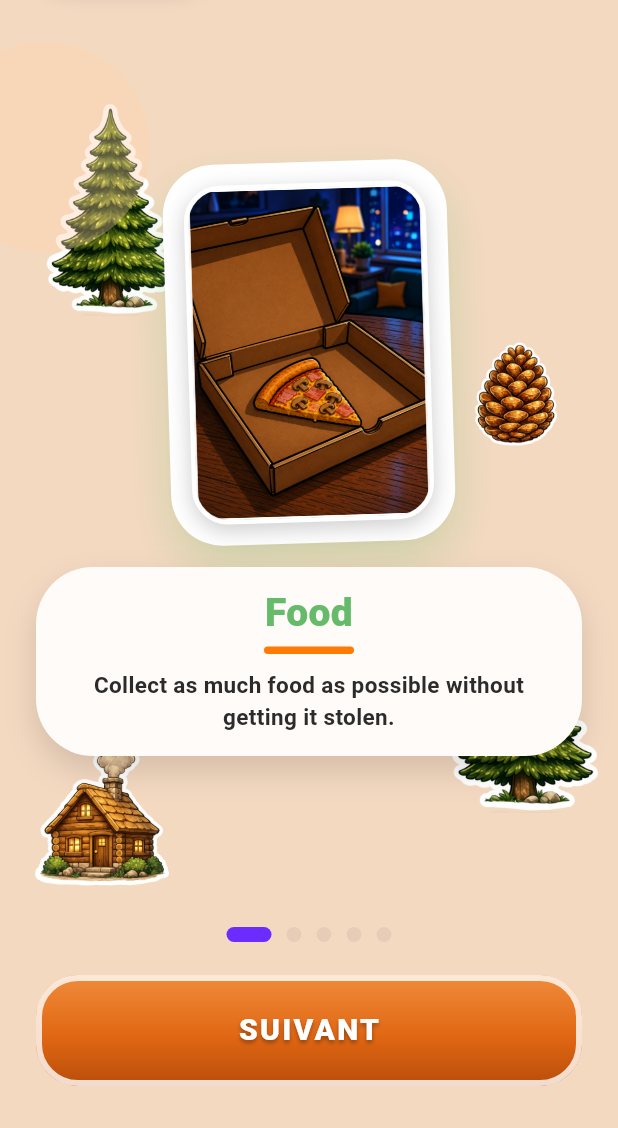
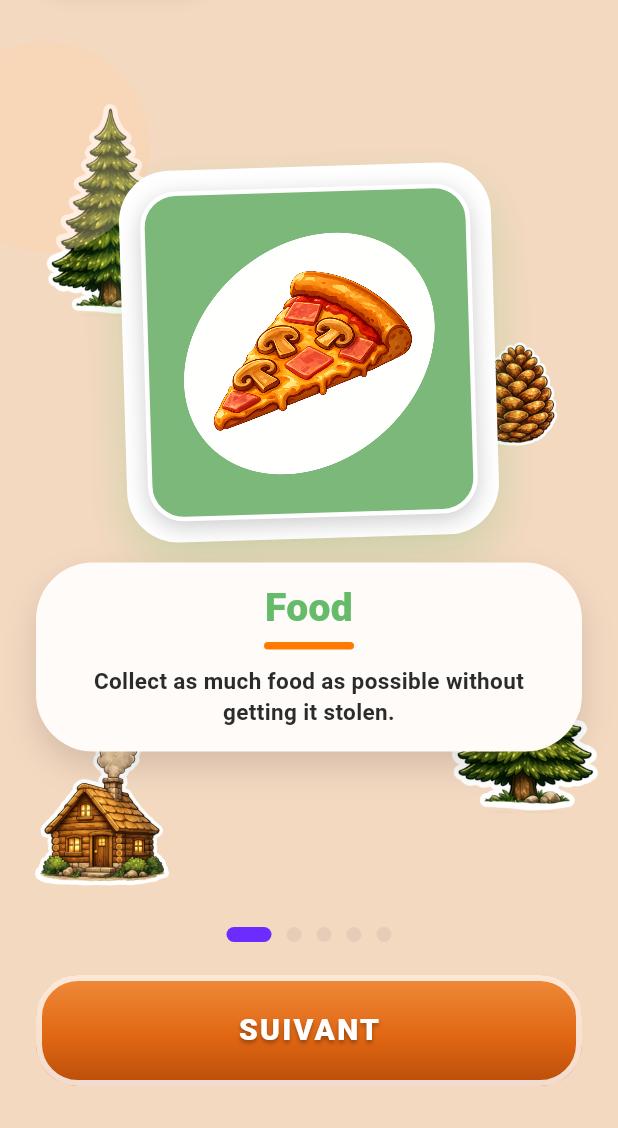
Before and after one commit to Papadrien/Racoon-bandit, a Flutter app: the GameScreen screen opened by its route, on a phone screen of 412 x 824 dp, the part 108-1236 px from its top. Run offline on Flutter 3.47's test engine with Material 3 defaults, Android fonts, the light colour scheme and no system bars; our stand-ins replace audioplayers, firebase_analytics, firebase_core, google_mobile_ads, shared_preferences, wakelock_plus; accounts and stored records are empty; generated files the repository leaves out were written again.

Commit message:
front cards

```diff
--- a/lib/core/constants/app_assets.dart
+++ b/lib/core/constants/app_assets.dart
@@ -1,7 +1,40 @@
 import 'package:flutter/material.dart';
+
+import '../models/card_type.dart';
 
 class AppAssets {
   AppAssets._();
+
+  // ── Faces avant de cartes ────────────────────────────────────────────────
+  static const cardFrontFood       = 'assets/images/icon_food.png';
+  static const cardFrontTrash      = 'assets/images/icon_trash.png';
+  static const cardFrontRaccoon    = 'assets/images/card_front_raccoon.png';
+  static const cardFrontPince      = 'assets/images/card_front_pince.png';
+  static const cardFrontVacuum     = 'assets/images/card_front_vacuum.png';
+  static const cardFrontBanquet    = 'assets/images/card_front_banquet.png';
+  static const cardFrontBabyRaccoon = 'assets/images/card_front_baby_raccoon.png';
+
+  /// Chemin de l'icône sticker pour une face avant de carte.
+  static String cardFrontIcon(CardType type) => switch (type) {
+    CardType.food        => cardFrontFood,
+    CardType.trash       => cardFrontTrash,
+    CardType.raccoon     => cardFrontRaccoon,
+    CardType.pince       => cardFrontPince,
+    CardType.vacuum      => cardFrontVacuum,
+    CardType.banquet     => cardFrontBanquet,
+    CardType.babyRaccoon => cardFrontBabyRaccoon,
+  };
+
+  /// Couleur de fond unique pour chaque face avant de carte.
+  static Color cardFrontColor(CardType type) => switch (type) {
+    CardType.food        => const Color(0xFF7CB87A),
+    CardType.trash       => const Color(0xFF78909C),
+    CardType.raccoon     => const Color(0xFFFFAB40),
+    CardType.pince       => const Color(0xFF7C4DFF),
+    CardType.vacuum      => const Color(0xFF29B6F6),
+    CardType.banquet     => const Color(0xFFEF5350),
+    CardType.babyRaccoon => const Color(0xFFBA68C8),
+  };
 
   // ── Dos de cartes (assets définitifs) ───────────────────────────────────
   static const cardBackPurple = 'assets/images/cards/card_back_purple.png';
--- a/lib/features/onboarding/onboarding_slide.dart
+++ b/lib/features/onboarding/onboarding_slide.dart
@@ -16,15 +16,19 @@ class OnboardingSlide {
     required this.cardColor,
     this.accentColor = const Color(0xFF7C4DFF),
     this.cardImageAsset,
+    this.cardFrontColor,
     this.iconWidget,
   });
 
   /// Emoji illustrant la slide (fallback si pas d'image).
   final String emoji;
 
-  /// Chemin asset de l'image de la face avant de la carte (optionnel).
-  /// Si renseigné, remplace l'emoji dans l'affichage onboarding.
+  /// Chemin asset de l'icône sticker (optionnel).
+  /// Si renseigné avec [cardFrontColor], affiche fond coloré + sticker centré.
   final String? cardImageAsset;
+
+  /// Couleur de fond pour le mode sticker (utilisé avec [cardImageAsset]).
+  final Color? cardFrontColor;
 
   /// Widget personnalisé à afficher dans la card (priorité sur image et emoji).
   final Widget? iconWidget;
@@ -51,7 +55,8 @@ class OnboardingSlides {
   static final List<OnboardingSlide> all = [
     OnboardingSlide(
       emoji: '🍎',
-      cardImageAsset: 'assets/images/card_front_food.png',
+      cardImageAsset: 'assets/images/icon_food.png',
+      cardFrontColor: const Color(0xFF7CB87A),
       title: (context) => AppLocalizations.of(context)!.onboardingFoodTitle,
       description: (context) => AppLocalizations.of(context)!.onboardingFoodDesc,
       cardColor: const Color(0xFF1B5E20),
@@ -60,6 +65,7 @@ class OnboardingSlides {
     OnboardingSlide(
       emoji: '🥷',
       cardImageAsset: 'assets/images/card_front_pince.png',
+      cardFrontColor: const Color(0xFF7C4DFF),
       title: (context) => AppLocalizations.of(context)!.onboardingPinceTitle,
       description: (context) => AppLocalizations.of(context)!.onboardingPinceDesc,
       cardColor: const Color(0xFF1A237E),
@@ -68,6 +74,7 @@ class OnboardingSlides {
     OnboardingSlide(
       emoji: '🦝',
       cardImageAsset: 'assets/images/card_front_raccoon.png',
+      cardFrontColor: const Color(0xFFFFAB40),
       title: (context) => AppLocalizations.of(context)!.onboardingRaccoonTitle,
       description: (context) => AppLocalizations.of(context)!.onboardingRaccoonDesc,
       cardColor: const Color(0xFF37474F),
@@ -75,7 +82,8 @@ class OnboardingSlides {
     ),
     OnboardingSlide(
       emoji: '🧊',
-      cardImageAsset: 'assets/images/card_front_trash.png',
+      cardImageAsset: 'assets/images/icon_trash.png',
+      cardFrontColor: const Color(0xFF78909C),
       title: (context) => AppLocalizations.of(context)!.onboardingTrashTitle,
       description: (context) => AppLocalizations.of(context)!.onboardingTrashDesc,
       cardColor: const Color(0xFF0D47A1),
--- a/lib/widgets/tutorial_widgets.dart
+++ b/lib/widgets/tutorial_widgets.dart
@@ -135,7 +135,10 @@ class TutorialSlideCard extends StatelessWidget {
                     )
                   : slide.cardImageAsset != null
                       ? Container(
+                          width: compact ? 180 : 220,
+                          height: compact ? 180 : 220,
                           decoration: BoxDecoration(
+                            color: slide.cardFrontColor ?? const Color(0xFF78909C),
                             borderRadius: BorderRadius.circular(24),
                             border: Border.all(
                               color: Colors.white,
@@ -151,10 +154,13 @@ class TutorialSlideCard extends StatelessWidget {
                           ),
                           child: ClipRRect(
                             borderRadius: BorderRadius.circular(22),
-                            child: Image.asset(
-                              slide.cardImageAsset!,
-                              height: compact ? 180 : 220,
-                              fit: BoxFit.cover,
+                            child: Padding(
+                              padding: const EdgeInsets.all(16),
+                              child: Image.asset(
+                                slide.cardImageAsset!,
+                                fit: BoxFit.contain,
+                                filterQuality: FilterQuality.high,
+                              ),
                             ),
                           ),
                         )
--- a/pubspec.yaml
+++ b/pubspec.yaml
@@ -40,6 +40,8 @@ flutter:
     - assets/images/card_front_food.png
     - assets/images/card_front_pince.png
     - assets/images/card_front_vacuum.png
+    - assets/images/card_front_banquet.png
+    - assets/images/card_front_baby_raccoon.png
     - assets/images/icon_trash.png
     - assets/images/icon_food.png
     - assets/images/sticker_pine_cone.png
```
Also changed, not shown: lib/features/game/game_screen.dart (+13 -51 lines), lib/features/lobby/chaos_mode_tutorial.dart (+8 -0 lines), lib/widgets/card_front_widget.dart (added, +45 -0 lines), assets/images/card_front_baby_raccoon.png (added), assets/images/card_front_banquet.png (added), assets/images/card_front_pince.png, assets/images/card_front_raccoon.png.
